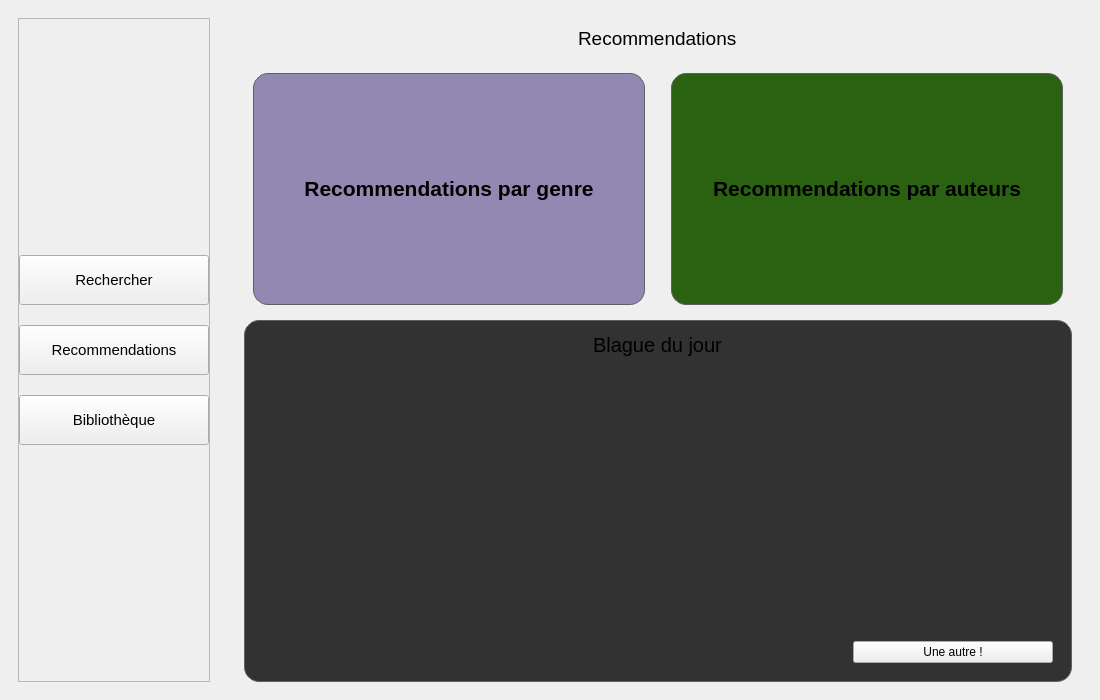
The window that src/ui/MainWindow.ui (Didiloy/python_librairy_app) describes before a commit, drawn with Qt 5.
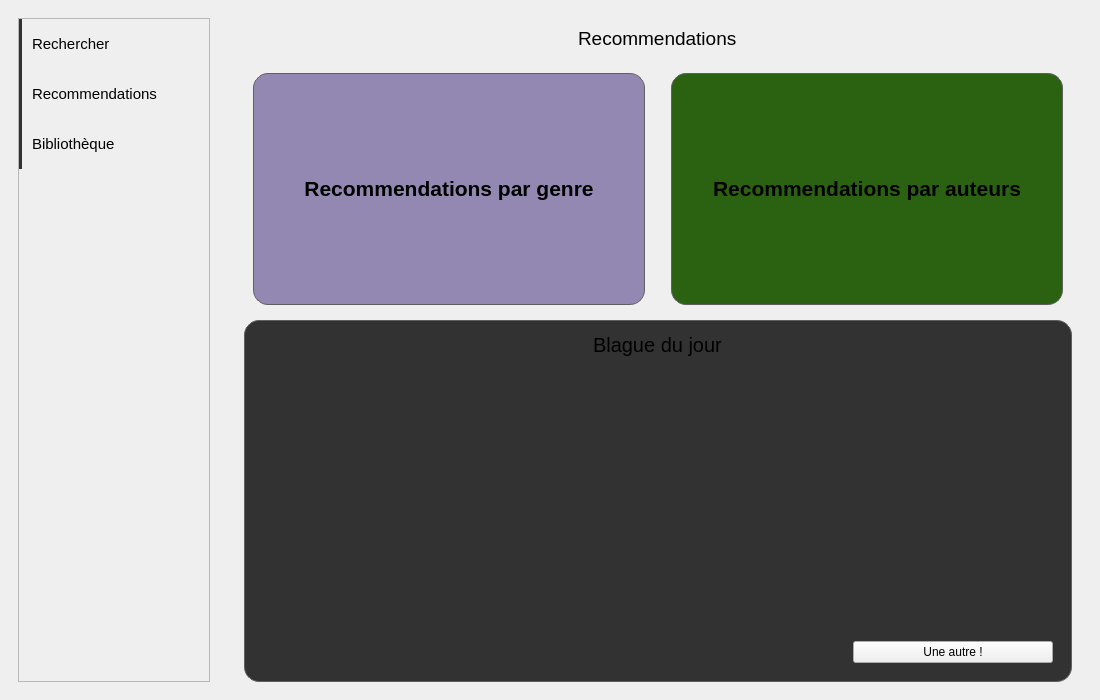
The same window after the commit. Icons and pictures are not drawn.

Commit message: modify : changement apparence boutons de navigation

```diff
--- a/src/ui/MainWindow.ui
+++ b/src/ui/MainWindow.ui
@@ -56,19 +56,6 @@
           <property name="bottomMargin">
            <number>0</number>
           </property>
-          <item>
-           <spacer name="verticalSpacerLeftPanelHaut">
-            <property name="orientation">
-             <enum>Qt::Vertical</enum>
-            </property>
-            <property name="sizeHint" stdset="0">
-             <size>
-              <width>20</width>
-              <height>40</height>
-             </size>
-            </property>
-           </spacer>
-          </item>
           <item>
            <widget class="QPushButton" name="leftPanelButtonSearch">
             <property name="minimumSize">
@@ -82,6 +69,25 @@
               <pointsize>11</pointsize>
              </font>
             </property>
+            <property name="styleSheet">
+             <string notr="true">QPushButton {
+	border: none;
+	border-radius : 0px;
+	border-left: 3px solid #323232;
+	text-align: left;
+	padding-left: 10px;
+}
+
+QPushButton:hover {
+	border-left: 3px solid #848484;
+}
+
+QPushButton:pressed {
+	background-color: rgb(0, 0, 0);
+}
+
+</string>
+            </property>
             <property name="text">
              <string>Rechercher</string>
             </property>
@@ -97,22 +103,6 @@
             </property>
            </widget>
           </item>
-          <item>
-           <spacer name="verticalSpacer">
-            <property name="orientation">
-             <enum>Qt::Vertical</enum>
-            </property>
-            <property name="sizeType">
-             <enum>QSizePolicy::Preferred</enum>
-            </property>
-            <property name="sizeHint" stdset="0">
-             <size>
-              <width>20</width>
-              <height>20</height>
-             </size>
-            </property>
-           </spacer>
-          </item>
           <item>
            <widget class="QPushButton" name="leftPanelButtonHome">
             <property name="minimumSize">
@@ -126,6 +116,25 @@
               <pointsize>11</pointsize>
              </font>
             </property>
+            <property name="styleSheet">
+             <string notr="true">QPushButton {
+	border: none;
+	border-radius : 0px;
+	border-left: 3px solid #323232;
+	text-align: left;
+	padding-left: 10px;
+}
+
+QPushButton:hover {
+	border-left: 3px solid #848484;
+}
+
+QPushButton:pressed {
+	background-color: rgb(0, 0, 0);
+}
+
+</string>
+            </property>
             <property name="text">
              <string>Recommendations</string>
             </property>
@@ -141,22 +150,6 @@
             </property>
            </widget>
           </item>
-          <item>
-           <spacer name="verticalSpacer_2">
-            <property name="orientation">
-             <enum>Qt::Vertical</enum>
-            </property>
-            <property name="sizeType">
-             <enum>QSizePolicy::Preferred</enum>
-            </property>
-            <property name="sizeHint" stdset="0">
-             <size>
-              <width>20</width>
-              <height>20</height>
-             </size>
-            </property>
-           </spacer>
-          </item>
           <item>
            <widget class="QPushButton" name="leftPanelButtonBibliotheque">
             <property name="minimumSize">
@@ -170,6 +163,25 @@
               <pointsize>11</pointsize>
              </font>
             </property>
+            <property name="styleSheet">
+             <string notr="true">QPushButton {
+	border: none;
+	border-radius : 0px;
+	border-left: 3px solid #323232;
+	text-align: left;
+	padding-left: 10px;
+}
+
+QPushButton:hover {
+	border-left: 3px solid #848484;
+}
+
+QPushButton:pressed {
+	background-color: rgb(0, 0, 0);
+}
+
+</string>
+            </property>
             <property name="text">
              <string>Bibliothèque</string>
             </property>
```
The commit also changes 1 other file.
